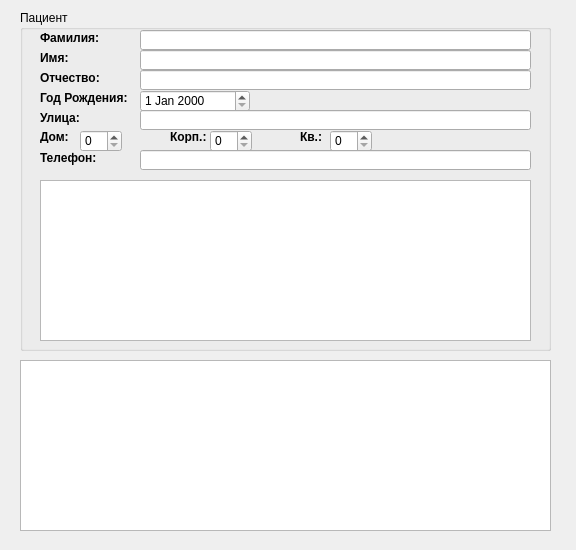
orckrn/PatientaDB, file patientform.ui: the form before one commit.
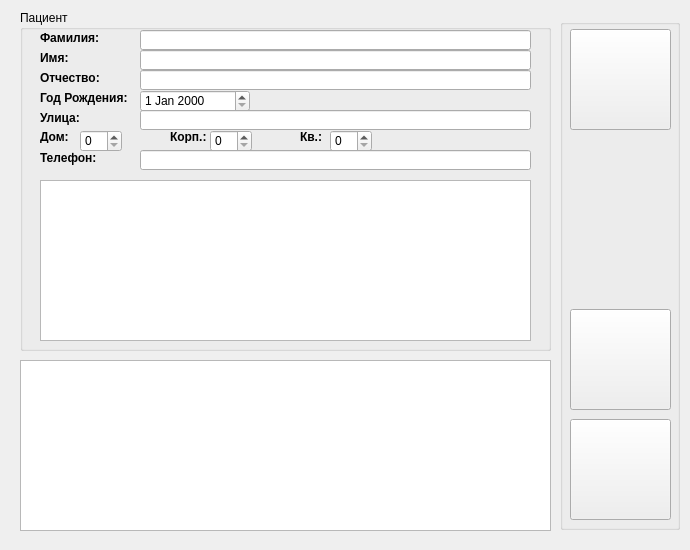
The form after the commit. Icons and pictures are not drawn.

Commit message: Checks appended into patient form;

```diff
--- a/patientform.ui
+++ b/patientform.ui
@@ -6,7 +6,7 @@
    <rect>
     <x>0</x>
     <y>0</y>
-    <width>576</width>
+    <width>690</width>
     <height>550</height>
    </rect>
   </property>
@@ -253,6 +253,67 @@
     </rect>
    </property>
   </widget>
+  <widget class="QGroupBox" name="groupBox_2">
+   <property name="geometry">
+    <rect>
+     <x>560</x>
+     <y>19</y>
+     <width>120</width>
+     <height>511</height>
+    </rect>
+   </property>
+   <property name="title">
+    <string/>
+   </property>
+   <widget class="QPushButton" name="deleteButton">
+    <property name="geometry">
+     <rect>
+      <x>10</x>
+      <y>10</y>
+      <width>101</width>
+      <height>101</height>
+     </rect>
+    </property>
+    <property name="styleSheet">
+     <string notr="true">background-image: url(:/img/save.png);</string>
+    </property>
+    <property name="text">
+     <string/>
+    </property>
+   </widget>
+   <widget class="QPushButton" name="deleteButton_2">
+    <property name="geometry">
+     <rect>
+      <x>10</x>
+      <y>290</y>
+      <width>101</width>
+      <height>101</height>
+     </rect>
+    </property>
+    <property name="styleSheet">
+     <string notr="true">background-image: url(:/img/edit_user.png);</string>
+    </property>
+    <property name="text">
+     <string/>
+    </property>
+   </widget>
+   <widget class="QPushButton" name="deleteButton_3">
+    <property name="geometry">
+     <rect>
+      <x>10</x>
+      <y>400</y>
+      <width>101</width>
+      <height>101</height>
+     </rect>
+    </property>
+    <property name="styleSheet">
+     <string notr="true">background-image: url(:/img/delete_user_2.png);</string>
+    </property>
+    <property name="text">
+     <string/>
+    </property>
+   </widget>
+  </widget>
  </widget>
  <resources/>
  <connections/>
```
Left out of the diff: 2 changed lines with no effect on the pictures. The commit also changes 7 other files.
